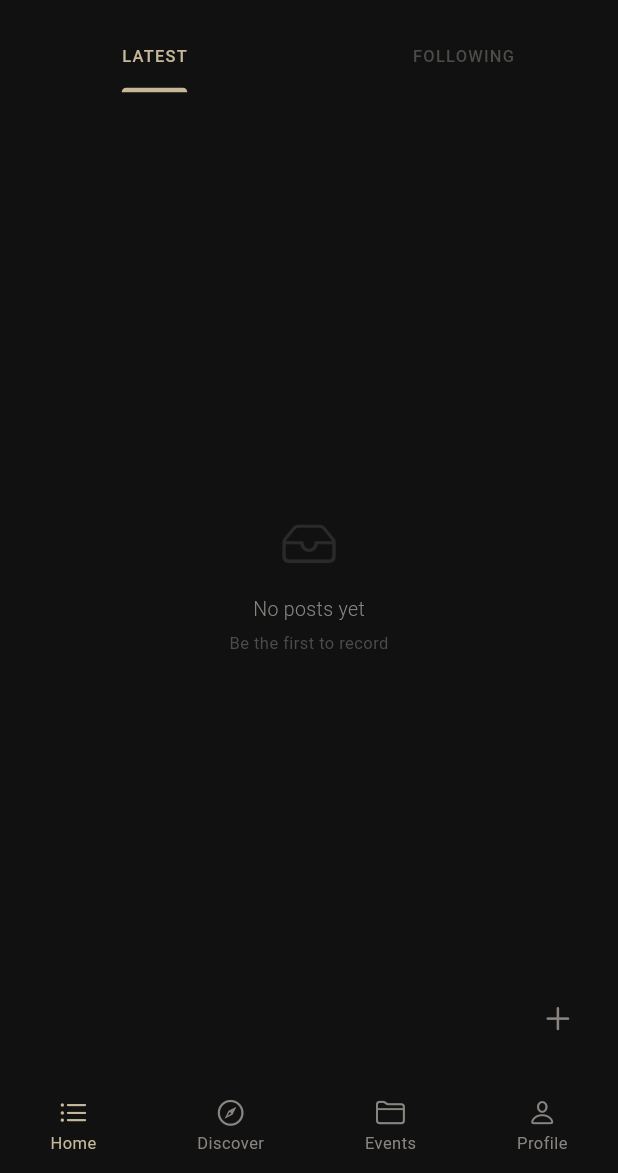
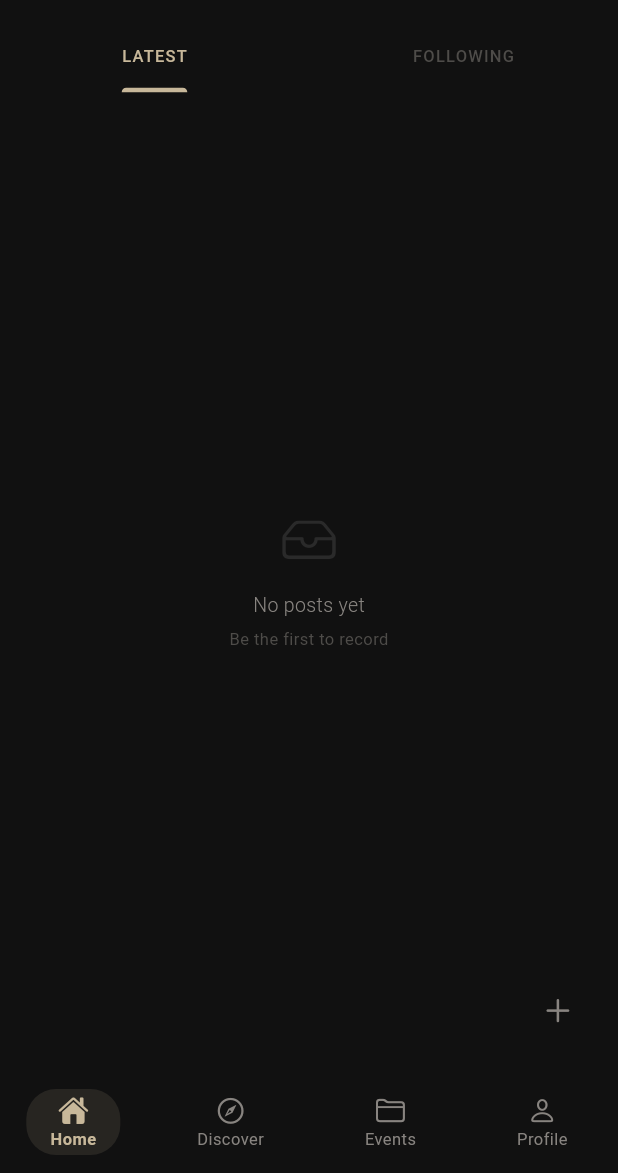
Before and after one commit to OpenTech-Lab/Spot-Mobile, a Flutter app: the HomeScreen screen opened directly with empty values, tab 2 chosen, on a phone screen of 412 x 824 dp, the part 63-1236 px from its top. Run offline on Flutter 3.47's test engine with Material 3 defaults, Android fonts, the phone set to English and light mode, and no system bars; our stand-ins replace camera, device_info_plus, flutter_secure_storage, geolocator, image_picker, qr_flutter and 1 more; missing offline and left inert: bip39, pointycastle; accounts and stored records are empty; network calls fail; statements that could not run were skipped.

Commit message:
feat: enhance home screen navigation with animated transitions and improved icon handling

```diff
--- a/lib/screens/home_screen.dart
+++ b/lib/screens/home_screen.dart
@@ -88,7 +88,20 @@ class _HomeScreenState extends State<HomeScreen> {
                       backgroundColor: SpotColors.bg,
                       title: const Text('Events', style: SpotType.subheading),
                     ),
-      body: IndexedStack(index: _selectedTab, children: _tabs),
+      body: Stack(
+        children: [
+          for (int i = 0; i < _tabs.length; i++)
+            IgnorePointer(
+              ignoring: _selectedTab != i,
+              child: AnimatedOpacity(
+                opacity: _selectedTab == i ? 1.0 : 0.0,
+                duration: const Duration(milliseconds: 220),
+                curve: Curves.easeInOut,
+                child: _tabs[i],
+              ),
+            ),
+        ],
+      ),
       bottomNavigationBar: _buildBottomNav(),
       floatingActionButton: _selectedTab != 0 && _selectedTab != 1 ? null : GestureDetector(
         onTap: _openComposer,
@@ -122,7 +135,8 @@ class _HomeScreenState extends State<HomeScreen> {
             mainAxisAlignment: MainAxisAlignment.spaceAround,
             children: [
               _NavItem(
-                icon: CupertinoIcons.list_bullet,
+                icon: CupertinoIcons.house,
+                selectedIcon: CupertinoIcons.house_fill,
                 label: 'Home',
                 selected: _selectedTab == 0,
                 onTap: () => setState(() => _selectedTab = 0),
@@ -139,12 +153,14 @@ class _HomeScreenState extends State<HomeScreen> {
               ),
               _NavItem(
                 icon: CupertinoIcons.folder,
+                selectedIcon: CupertinoIcons.folder_fill,
                 label: 'Events',
                 selected: _selectedTab == 2,
                 onTap: () => setState(() => _selectedTab = 2),
               ),
               _NavItem(
                 icon: CupertinoIcons.person,
+                selectedIcon: CupertinoIcons.person_fill,
                 label: 'Profile',
                 selected: _selectedTab == 3,
                 onTap: () => setState(() => _selectedTab = 3),
@@ -159,37 +175,127 @@ class _HomeScreenState extends State<HomeScreen> {
 
 // ── Nav item ──────────────────────────────────────────────────────────────────
 
-class _NavItem extends StatelessWidget {
+class _NavItem extends StatefulWidget {
   const _NavItem({
     required this.icon,
     required this.label,
     required this.selected,
     required this.onTap,
+    this.selectedIcon,
     this.onDoubleTap,
   });
 
   final IconData icon;
+  final IconData? selectedIcon;
   final String label;
   final bool selected;
   final VoidCallback onTap;
   final VoidCallback? onDoubleTap;
 
   @override
+  State<_NavItem> createState() => _NavItemState();
+}
+
+class _NavItemState extends State<_NavItem>
+    with SingleTickerProviderStateMixin {
+  late final AnimationController _scaleCtrl;
+
+  @override
+  void initState() {
+    super.initState();
+    _scaleCtrl = AnimationController(
+      vsync: this,
+      duration: const Duration(milliseconds: 70),
+      reverseDuration: const Duration(milliseconds: 300),
+      lowerBound: 0.82,
+      upperBound: 1.0,
+      value: 1.0,
+    );
+  }
+
+  @override
+  void dispose() {
+    _scaleCtrl.dispose();
+    super.dispose();
+  }
+
+  void _onTapDown(TapDownDetails _) => _scaleCtrl.reverse();
+  void _onTapUp(TapUpDetails _) => _scaleCtrl.fling(velocity: 1.5);
+  void _onTapCancel() => _scaleCtrl.fling(velocity: 1.5);
+
+  @override
   Widget build(BuildContext context) {
-    final color = selected ? SpotColors.accent : SpotColors.textSecondary;
+    final activeIcon = widget.selectedIcon ?? widget.icon;
+    final currentIcon = widget.selected ? activeIcon : widget.icon;
+
     return GestureDetector(
-      onTap: onTap,
-      onDoubleTap: onDoubleTap,
+      onTap: widget.onTap,
+      onDoubleTap: widget.onDoubleTap,
+      onTapDown: _onTapDown,
+      onTapUp: _onTapUp,
+      onTapCancel: _onTapCancel,
       behavior: HitTestBehavior.opaque,
+      child: ScaleTransition(
+        scale: CurvedAnimation(
+          parent: _scaleCtrl,
+          curve: Curves.easeOut,
+          reverseCurve: Curves.easeIn,
+        ),
         child: Padding(
-        padding: const EdgeInsets.symmetric(horizontal: SpotSpacing.lg, vertical: SpotSpacing.xs),
+          padding: const EdgeInsets.symmetric(
+            horizontal: SpotSpacing.sm,
+            vertical: SpotSpacing.xs,
+          ),
+          child: AnimatedContainer(
+            duration: const Duration(milliseconds: 220),
+            curve: Curves.easeInOut,
+            padding: const EdgeInsets.symmetric(
+              horizontal: SpotSpacing.lg,
+              vertical: SpotSpacing.xs,
+            ),
+            decoration: BoxDecoration(
+              color: widget.selected
+                  ? SpotColors.accent.withValues(alpha: 0.12)
+                  : Colors.transparent,
+              borderRadius: BorderRadius.circular(20),
+            ),
             child: Column(
               mainAxisSize: MainAxisSize.min,
               children: [
-            Icon(icon, color: color, size: 20),
+                AnimatedSwitcher(
+                  duration: const Duration(milliseconds: 200),
+                  transitionBuilder: (child, anim) => ScaleTransition(
+                    scale: CurvedAnimation(
+                      parent: anim,
+                      curve: Curves.easeOutBack,
+                    ),
+                    child: child,
+                  ),
+                  child: Icon(
+                    currentIcon,
+                    key: ValueKey(currentIcon),
+                    color: widget.selected
+                        ? SpotColors.accent
+                        : SpotColors.textSecondary,
+                    size: 20,
+                  ),
+                ),
                 const SizedBox(height: 3),
-            Text(label, style: SpotType.caption.copyWith(color: color)),
+                AnimatedDefaultTextStyle(
+                  duration: const Duration(milliseconds: 200),
+                  style: SpotType.caption.copyWith(
+                    color: widget.selected
+                        ? SpotColors.accent
+                        : SpotColors.textSecondary,
+                    fontWeight: widget.selected
+                        ? FontWeight.w600
+                        : FontWeight.w400,
+                  ),
+                  child: Text(widget.label),
+                ),
               ],
+            ),
+          ),
         ),
       ),
     );
```
Lines whose indentation alone changed are shown as unchanged.
